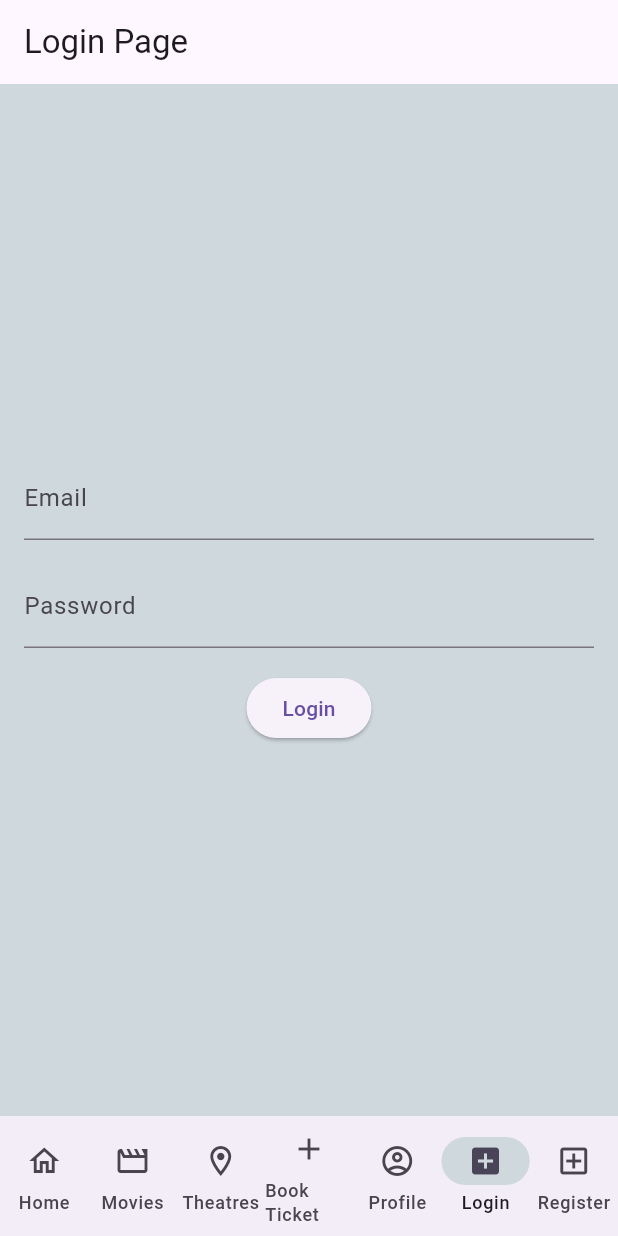
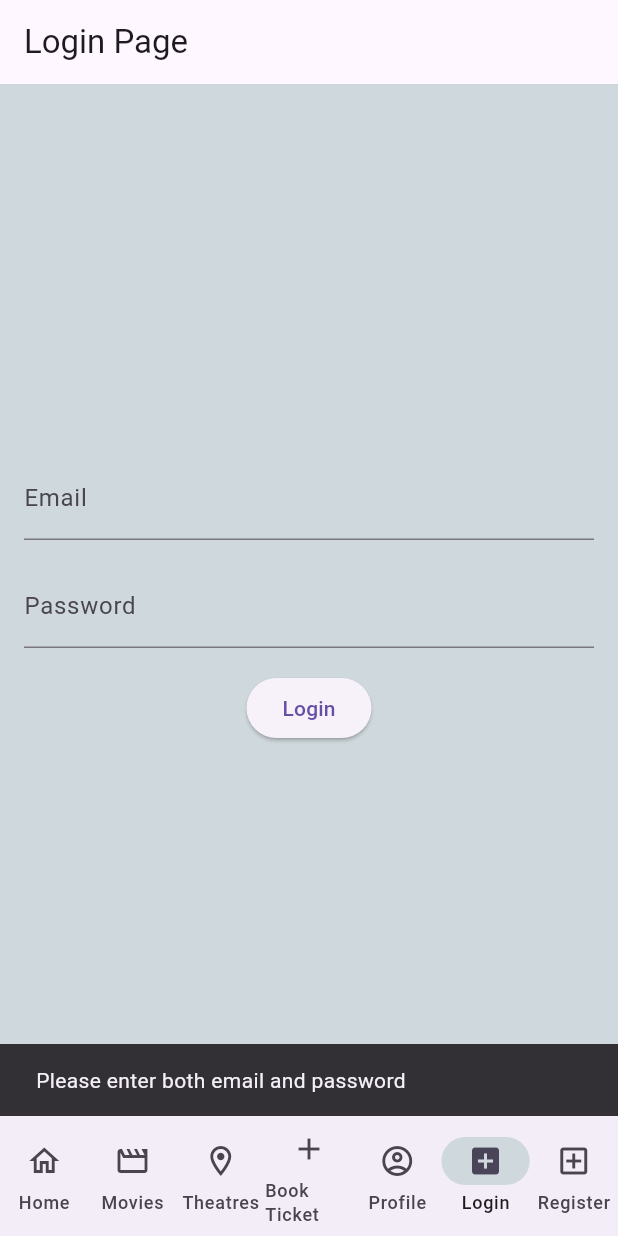
Before and after one commit to SudenazYazici/internship_flutter, a Flutter app: the screen it shows after launch, item 6 of the bottom bar chosen, after a tap on "Login", on a phone screen of 412 x 824 dp. Run offline on Flutter 3.47's test engine with Material 3 defaults, Android fonts, the phone set to English and light mode, and no system bars; our stand-ins replace shared_preferences; network calls fail.

Commit message:
register and login pages working

```diff
--- a/lib/login_page.dart
+++ b/lib/login_page.dart
@@ -1,7 +1,63 @@
 import 'package:flutter/material.dart';
+import 'package:http/http.dart' as http;
+import 'dart:convert';
 
-class LoginPage extends StatelessWidget {
+import 'package:shared_preferences/shared_preferences.dart';
+
+class LoginPage extends StatefulWidget {
   const LoginPage({Key? key}) : super(key: key);
+
+  @override
+  _LoginPageState createState() => _LoginPageState();
+}
+
+class _LoginPageState extends State<LoginPage> {
+  final TextEditingController _emailController = TextEditingController();
+  final TextEditingController _passwordController = TextEditingController();
+
+  Future<void> _login() async {
+    String email = _emailController.text;
+    String password = _passwordController.text;
+
+    if (email.isEmpty || password.isEmpty) {
+      ScaffoldMessenger.of(context).showSnackBar(
+        const SnackBar(content: Text('Please enter both email and password')),
+      );
+      return;
+    }
+
+    var url = Uri.parse('https://10.0.2.2:7030/api/User/login');
+    var response = await http.post(
+      url,
+      headers: <String, String>{
+        'Content-Type': 'application/json; charset=UTF-8',
+      },
+      body: jsonEncode(<String, String>{
+        'Email': email,
+        'Password': password,
+      }),
+    );
+
+    print('Response status: ${response.statusCode}');
+    print('Response body: ${response.body}');
+
+    if (response.statusCode == 200) {
+      var user = jsonDecode(response.body);
+      print('User logged in: $user');
+
+      // Store user information
+      SharedPreferences prefs = await SharedPreferences.getInstance();
+      await prefs.setString('user', jsonEncode(user));
+      print('User information stored in SharedPreferences.');
+
+      ScaffoldMessenger.of(context).showSnackBar(
+          SnackBar(content: Text('User logged in successfully!')));
+    } else {
+      print('Failed to log in: ${response.reasonPhrase}');
+      ScaffoldMessenger.of(context).showSnackBar(SnackBar(
+          content: Text('Failed to log in: ${response.reasonPhrase}')));
+    }
+  }
 
   @override
   Widget build(BuildContext context) {
@@ -16,21 +72,23 @@ class LoginPage extends StatelessWidget {
           child: Column(
             mainAxisAlignment: MainAxisAlignment.center,
             children: [
-              const TextField(
+              TextField(
+                controller: _emailController,
                 decoration: InputDecoration(
                   labelText: 'Email',
                 ),
               ),
               const SizedBox(height: 16),
-              const TextField(
+              TextField(
                 obscureText: true,
+                controller: _passwordController,
                 decoration: InputDecoration(
                   labelText: 'Password',
                 ),
               ),
               const SizedBox(height: 16),
               ElevatedButton(
-                onPressed: () {},
+                onPressed: _login,
                 child: const Text('Login'),
               ),
             ],
--- a/pubspec.yaml
+++ b/pubspec.yaml
@@ -32,8 +32,8 @@ dependencies:
     sdk: flutter
 
   http: ^0.13.4
+  shared_preferences: ^2.0.11
   flutter_secure_storage: ^8.0.0
-
 
   # The following adds the Cupertino Icons font to your application.
   # Use with the CupertinoIcons class for iOS style icons.
```
Also changed, not shown: lib/register_page.dart (+63 -11 lines), pubspec.lock, 1 other file.
